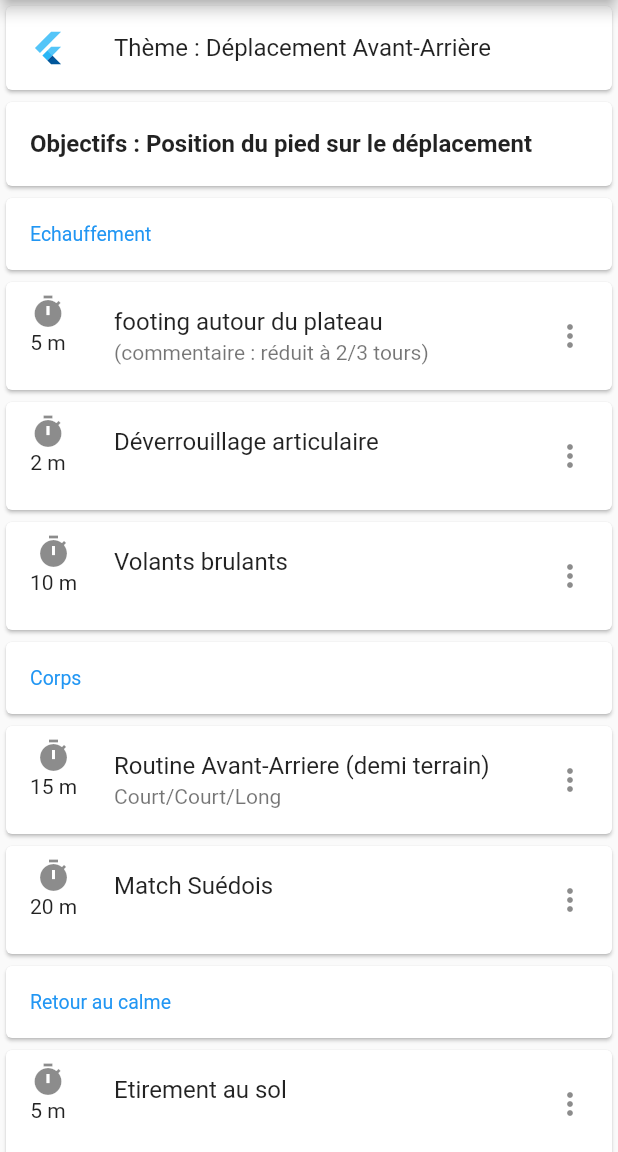
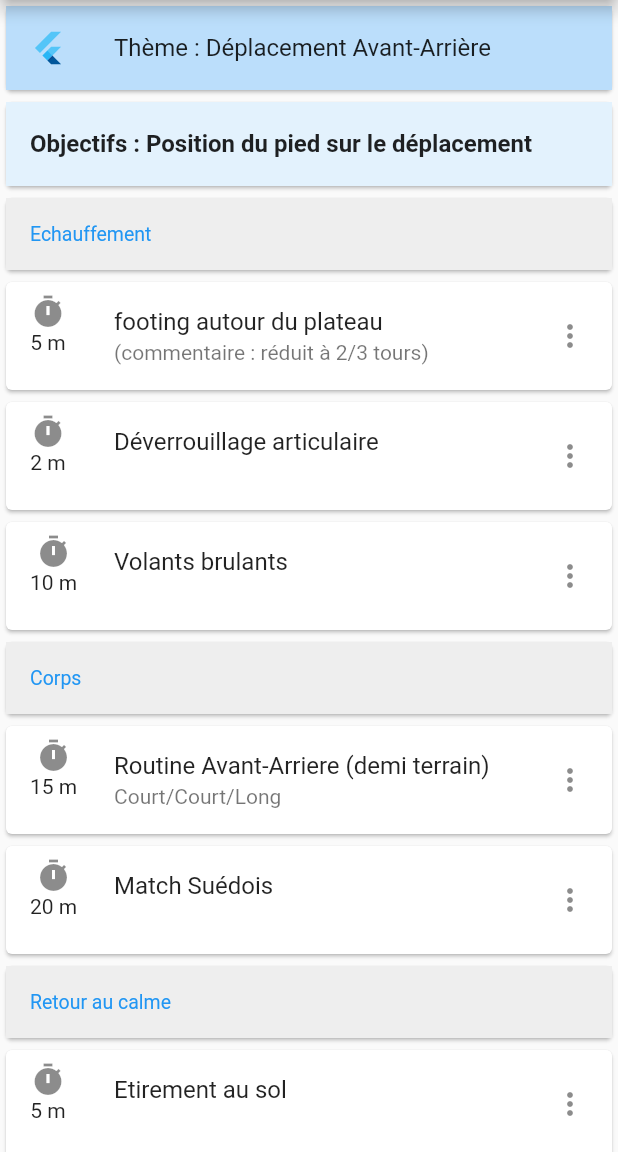
Before and after one commit to philgung/anibad, a Flutter app: the screen it shows after launch, after a tap on "17 sept", on a phone screen of 412 x 824 dp, the part 84-1236 px from its top. Run offline on Flutter 3.47's test engine with Material 2 defaults, Android fonts, the phone set to English and light mode, and no system bars.

Commit message:
ajout SeanceRepository

```diff
--- /dev/null
+++ b/lib/Domain/Repository/SeanceRepository.dart
@@ -0,0 +1,5 @@
+import '../Seance.dart';
+
+abstract class SeanceRepository {
+  List<Seance> recupererSeances();
+}
--- /dev/null
+++ b/lib/Infrastructure/Repository/SeanceRepositoryInMemoryImpl.dart
@@ -0,0 +1,70 @@
+import 'package:anibad/Domain/Exercice.dart';
+import 'package:anibad/Domain/Repository/SeanceRepository.dart';
+import 'package:anibad/Domain/Seance.dart';
+
+class SeanceRepositoryInMemoryImpl implements SeanceRepository {
+  @override
+  List<Seance> recupererSeances() {
+    return [creerSeance1(), creerSeance2(), creerSeance3()];
+  }
+
+  Seance creerSeance3() {
+    var seance = new Seance('Séance 3', 'Déplacement Avant-Arrière', '1er oct',
+        'Position du pied sur le déplacement', false);
+    seance.echauffement = [
+      new Exercice(
+          'footing autour du plateau', '(commentaire : réduit à 2/3 tours)', 5),
+      new Exercice('Déverrouillage articulaire', '', 2),
+      new Exercice('Volants brulants', '', 10),
+    ];
+    seance.corps = [
+      new Exercice(
+          'Routine Avant-Arriere (demi terrain)', 'Court/Court/Long', 15),
+      new Exercice('Match Suédois', '', 20),
+    ];
+    seance.retourAuCalme = [
+      new Exercice('Etirement au sol', '', 5),
+    ];
+    return seance;
+  }
+
+  Seance creerSeance2() {
+    var seance = new Seance('Séance 2', 'Déplacement Avant-Arrière', '24 sept',
+        'Position du pied sur le déplacement', true);
+    seance.echauffement = [
+      new Exercice(
+          'footing autour du plateau', '(commentaire : réduit à 2/3 tours)', 5),
+      new Exercice('Déverrouillage articulaire', '', 2),
+      new Exercice('Volants brulants', '', 10),
+    ];
+    seance.corps = [
+      new Exercice(
+          'Routine Avant-Arriere (demi terrain)', 'Court/Court/Long', 15),
+      new Exercice('Match Suédois', '', 20),
+    ];
+    seance.retourAuCalme = [
+      new Exercice('Etirement au sol', '', 5),
+    ];
+    return seance;
+  }
+
+  Seance creerSeance1() {
+    var seance = new Seance('Séance 1', 'Déplacement Avant-Arrière', '17 sept',
+        'Position du pied sur le déplacement', true);
+    seance.echauffement = [
+      new Exercice(
+          'footing autour du plateau', '(commentaire : réduit à 2/3 tours)', 5),
+      new Exercice('Déverrouillage articulaire', '', 2),
+      new Exercice('Volants brulants', '', 10),
+    ];
+    seance.corps = [
+      new Exercice(
+          'Routine Avant-Arriere (demi terrain)', 'Court/Court/Long', 15),
+      new Exercice('Match Suédois', '', 20),
+    ];
+    seance.retourAuCalme = [
+      new Exercice('Etirement au sol', '', 5),
+    ];
+    return seance;
+  }
+}
--- a/lib/Presentation/AccueilPage.dart
+++ b/lib/Presentation/AccueilPage.dart
@@ -1,5 +1,5 @@
-import 'package:anibad/Domain/Exercice.dart';
 import 'package:anibad/Domain/Seance.dart';
+import 'package:anibad/Infrastructure/Repository/SeanceRepositoryInMemoryImpl.dart';
 import 'package:flutter/material.dart';
 import 'Composants/TuileSeance.dart';
 
@@ -23,80 +23,17 @@ class MyHomePage extends StatelessWidget {
 
   @override
   Widget build(BuildContext context) {
-    final List<Seance> entries = <Seance>[
-      creerSeance1(),
-      creerSeance2(),
-      creerSeance3()
-    ];
+    final List<Seance> seances =
+        SeanceRepositoryInMemoryImpl().recupererSeances();
 
     return Scaffold(
       appBar: AppBar(
         title: Text(title),
       ),
-      body: Center(child: buildListView(context, entries)),
+      body: Center(child: buildListView(context, seances)),
       floatingActionButton:
           FloatingActionButton(tooltip: 'Increment', child: Icon(Icons.add)),
     );
-  }
-
-  Seance creerSeance3() {
-    var seance = new Seance('Séance 3', 'Déplacement Avant-Arrière', '1er oct',
-        'Position du pied sur le déplacement', false);
-    seance.echauffement = [
-      new Exercice(
-          'footing autour du plateau', '(commentaire : réduit à 2/3 tours)', 5),
-      new Exercice('Déverrouillage articulaire', '', 2),
-      new Exercice('Volants brulants', '', 10),
-    ];
-    seance.corps = [
-      new Exercice(
-          'Routine Avant-Arriere (demi terrain)', 'Court/Court/Long', 15),
-      new Exercice('Match Suédois', '', 20),
-    ];
-    seance.retourAuCalme = [
-      new Exercice('Etirement au sol', '', 5),
-    ];
-    return seance;
-  }
-
-  Seance creerSeance2() {
-    var seance = new Seance('Séance 2', 'Déplacement Avant-Arrière', '24 sept',
-        'Position du pied sur le déplacement', true);
-    seance.echauffement = [
-      new Exercice(
-          'footing autour du plateau', '(commentaire : réduit à 2/3 tours)', 5),
-      new Exercice('Déverrouillage articulaire', '', 2),
-      new Exercice('Volants brulants', '', 10),
-    ];
-    seance.corps = [
-      new Exercice(
-          'Routine Avant-Arriere (demi terrain)', 'Court/Court/Long', 15),
-      new Exercice('Match Suédois', '', 20),
-    ];
-    seance.retourAuCalme = [
-      new Exercice('Etirement au sol', '', 5),
-    ];
-    return seance;
-  }
-
-  Seance creerSeance1() {
-    var seance = new Seance('Séance 1', 'Déplacement Avant-Arrière', '17 sept',
-        'Position du pied sur le déplacement', true);
-    seance.echauffement = [
-      new Exercice(
-          'footing autour du plateau', '(commentaire : réduit à 2/3 tours)', 5),
-      new Exercice('Déverrouillage articulaire', '', 2),
-      new Exercice('Volants brulants', '', 10),
-    ];
-    seance.corps = [
-      new Exercice(
-          'Routine Avant-Arriere (demi terrain)', 'Court/Court/Long', 15),
-      new Exercice('Match Suédois', '', 20),
-    ];
-    seance.retourAuCalme = [
-      new Exercice('Etirement au sol', '', 5),
-    ];
-    return seance;
   }
 
   ListView buildListView(BuildContext context, List<Seance> entries) {
--- a/lib/Presentation/Composants/TuilePhase.dart
+++ b/lib/Presentation/Composants/TuilePhase.dart
@@ -11,12 +11,15 @@ class TuilePhase extends StatelessWidget {
   @override
   Widget build(BuildContext context) {
     return Card(
-      child: ListTile(
-        title: Text(
-          nom,
-          style: TextStyle(color: Colors.blue),
+      child: Container(
+        decoration: BoxDecoration(color: Colors.grey[200]),
+        child: ListTile(
+          title: Text(
+            nom,
+            style: TextStyle(color: Colors.blue),
+          ),
+          dense: true,
         ),
-        dense: true,
       ),
     );
   }
--- a/lib/Presentation/SeancePage.dart
+++ b/lib/Presentation/SeancePage.dart
@@ -15,14 +15,20 @@ class SeancePage extends StatelessWidget {
         body: ListView(
           children: <Widget>[
             Card(
+                child: Container(
+              decoration: BoxDecoration(color: Colors.blue[100]),
               child: ListTile(
                   leading: FlutterLogo(),
-                    title: Text('Thème : ${seance.theme}'))),
+                  title: Text('Thème : ${seance.theme}')),
+            )),
             Card(
+              child: Container(
+                decoration: BoxDecoration(color: Colors.blue[50]),
                 child: ListTile(
                   title: Text(
                     'Objectifs : ${seance.objectifs}',
                     style: TextStyle(fontWeight: FontWeight.bold),
+                  ),
                 ),
               ),
             ),
```
Also changed, not shown: 1 other file. Lines whose indentation alone changed are shown as unchanged.
